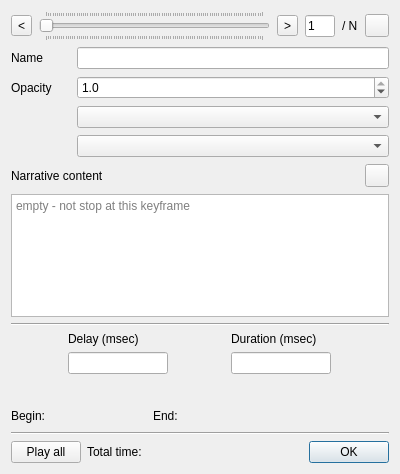
Before: the Qt Designer form ui/keyframedialog.ui in minorua/Qgis2threejs, drawn with Qt 5.
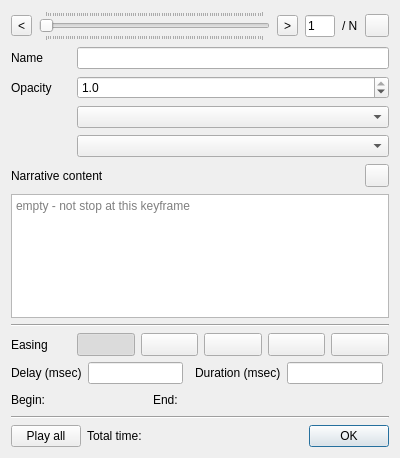
After: the same form once the commit is applied. Custom widgets are drawn as their Qt base class.

Commit message:
animation: easing property is contained in each transition instead of each keyframe group
- add easing icons

Diff of the .ui file:
```diff
--- a/ui/keyframedialog.ui
+++ b/ui/keyframedialog.ui
@@ -7,7 +7,7 @@
     <x>0</x>
     <y>0</y>
     <width>400</width>
-    <height>474</height>
+    <height>458</height>
    </rect>
   </property>
   <property name="minimumSize">
@@ -236,28 +236,114 @@
     </widget>
    </item>
    <item>
-    <layout class="QGridLayout" name="gridLayout2">
+    <layout class="QGridLayout" name="gridLayoutEasing">
+     <item row="0" column="1">
+      <widget class="QToolButton" name="toolButtonLinear">
+       <property name="sizePolicy">
+        <sizepolicy hsizetype="Preferred" vsizetype="Fixed">
+         <horstretch>0</horstretch>
+         <verstretch>0</verstretch>
+        </sizepolicy>
+       </property>
+       <property name="toolTip">
+        <string>Linear</string>
+       </property>
+       <property name="checkable">
+        <bool>true</bool>
+       </property>
+       <property name="checked">
+        <bool>true</bool>
+       </property>
+      </widget>
+     </item>
+     <item row="0" column="3">
+      <widget class="QToolButton" name="toolButtonEaseIn">
+       <property name="sizePolicy">
+        <sizepolicy hsizetype="Preferred" vsizetype="Fixed">
+         <horstretch>0</horstretch>
+         <verstretch>0</verstretch>
+        </sizepolicy>
+       </property>
+       <property name="toolTip">
+        <string>Ease In: The transition starts slowly, and continues to speed up until the end.</string>
+       </property>
+       <property name="checkable">
+        <bool>true</bool>
+       </property>
+      </widget>
+     </item>
+     <item row="0" column="0">
+      <widget class="QLabel" name="labelEasing">
+       <property name="sizePolicy">
+        <sizepolicy hsizetype="Fixed" vsizetype="Preferred">
+         <horstretch>0</horstretch>
+         <verstretch>0</verstretch>
+        </sizepolicy>
+       </property>
+       <property name="minimumSize">
+        <size>
+         <width>60</width>
+         <height>0</height>
+        </size>
+       </property>
+       <property name="text">
+        <string>Easing</string>
+       </property>
+      </widget>
+     </item>
+     <item row="0" column="4">
+      <widget class="QToolButton" name="toolButtonEaseOut">
+       <property name="sizePolicy">
+        <sizepolicy hsizetype="Preferred" vsizetype="Fixed">
+         <horstretch>0</horstretch>
+         <verstretch>0</verstretch>
+        </sizepolicy>
+       </property>
+       <property name="toolTip">
+        <string>Ease Out: The transition starts quickly, and continues to slow down until the end.</string>
+       </property>
+       <property name="checkable">
+        <bool>true</bool>
+       </property>
+      </widget>
+     </item>
      <item row="0" column="2">
-      <widget class="QLabel" name="labelDuration">
-       <property name="text">
-        <string>Duration (msec)</string>
+      <widget class="QToolButton" name="toolButtonEaseInOut">
+       <property name="sizePolicy">
+        <sizepolicy hsizetype="Preferred" vsizetype="Fixed">
+         <horstretch>0</horstretch>
+         <verstretch>0</verstretch>
+        </sizepolicy>
        </property>
+       <property name="toolTip">
+        <string>Ease In Out: The transition starts slowly, speeds up in the middle, and slows down at the end.</string>
+       </property>
+       <property name="checkable">
+        <bool>true</bool>
+       </property>
       </widget>
      </item>
-     <item row="1" column="0">
-      <widget class="QLineEdit" name="lineEditDelay">
-       <property name="maximumSize">
-        <size>
-         <width>100</width>
-         <height>16777215</height>
-        </size>
+     <item row="0" column="5">
+      <widget class="QToolButton" name="toolButtonNone">
+       <property name="sizePolicy">
+        <sizepolicy hsizetype="Preferred" vsizetype="Fixed">
+         <horstretch>0</horstretch>
+         <verstretch>0</verstretch>
+        </sizepolicy>
        </property>
        <property name="toolTip">
         <string>duration to wait before starting a transition</string>
        </property>
+       <property name="checkable">
+        <bool>true</bool>
+       </property>
       </widget>
      </item>
-     <item row="1" column="2">
+    </layout>
+   </item>
+   <item>
+    <layout class="QGridLayout" name="gridLayout2">
+     <item row="1" column="4">
       <widget class="QLineEdit" name="lineEditDuration">
        <property name="maximumSize">
         <size>
@@ -270,14 +356,34 @@
        </property>
       </widget>
      </item>
-     <item row="0" column="0">
+     <item row="1" column="1">
+      <widget class="QLineEdit" name="lineEditDelay">
+       <property name="maximumSize">
+        <size>
+         <width>100</width>
+         <height>16777215</height>
+        </size>
+       </property>
+       <property name="toolTip">
+        <string>duration to wait before starting a transition</string>
+       </property>
+      </widget>
+     </item>
+     <item row="1" column="0">
       <widget class="QLabel" name="labelDelay">
        <property name="text">
         <string>Delay (msec)</string>
        </property>
       </widget>
      </item>
-     <item row="2" column="0">
+     <item row="1" column="3">
+      <widget class="QLabel" name="labelDuration">
+       <property name="text">
+        <string>Duration (msec)</string>
+       </property>
+      </widget>
+     </item>
+     <item row="1" column="2">
       <widget class="QgsFieldExpressionWidget" name="expressionDelay" native="true">
        <property name="minimumSize">
         <size>
@@ -287,7 +393,7 @@
        </property>
       </widget>
      </item>
-     <item row="2" column="2">
+     <item row="1" column="5">
       <widget class="QgsFieldExpressionWidget" name="expressionDuration" native="true">
        <property name="minimumSize">
         <size>
```
Left out of the diff: 2 changed lines with no effect on the pictures. The commit also changes 10 other files.
